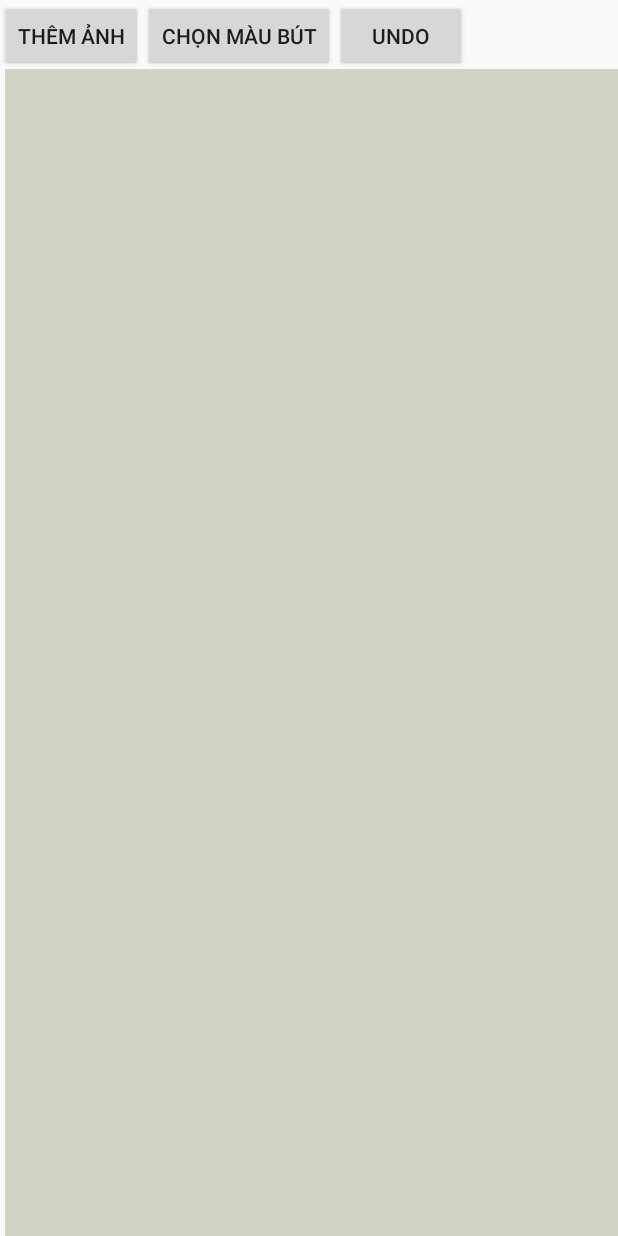
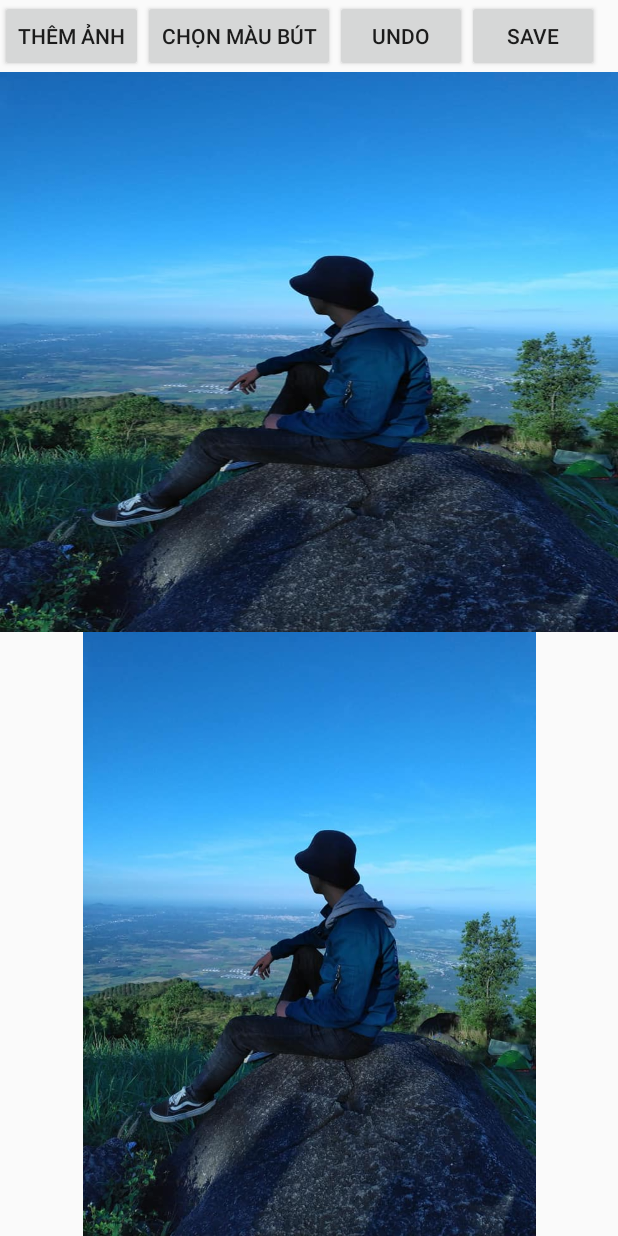
Before and after one commit to 1712916/doan_scan_android_nhom19, an Android app: the screen it shows after launch (MainActivity), after a tap on "UNDO", on a phone screen of 412 x 824 dp. Run offline under Robolectric (Android 15) with nearby library versions, the phone set to English and light mode, and no system bars; libraries missing offline, so code that uses them is left out: yuku.ambilwarna; 2 other taps on this screen came first.

Commit message:
Lưu những gì đã vẽ vào ảnh

```diff
--- a/1712916/ScanFingerDraw/app/src/main/java/com/example/scanfingerdraw/DrawingView.java
+++ b/1712916/ScanFingerDraw/app/src/main/java/com/example/scanfingerdraw/DrawingView.java
@@ -1,4 +1,4 @@
-package com.example.scanfingerdraw;
+package com.example.draw;
 
 import android.content.Context;
 import android.graphics.Bitmap;
@@ -18,12 +18,12 @@ public class DrawingView extends View {
 
 
     public int width;
-    public  int height;
-    private int mcolor= Color.BLACK;
+    public int height;
+    private int mcolor = Color.BLACK;
     Context context;
     public Paint mPaint = initPaint(mcolor); //doi tuong de ve
     private Path mPath;
-    private Bitmap mBitmap;
+    private Bitmap mBitmap; //luu giu be mat duoc ve len
     private Canvas mCanvas;
 
     //  private Paint   mBitmapPaint;
@@ -32,10 +32,11 @@ public class DrawingView extends View {
     private Path circlePath;
 
     private ArrayList<Path> paths = new ArrayList<Path>();
-    private ArrayList<Paint> paints=new ArrayList<Paint>();
+    private ArrayList<Paint> paints = new ArrayList<Paint>();
+
     public DrawingView(Context c) {
         super(c);
-        context=c;
+        context = c;
         mPath = new Path();
         //mBitmapPaint = new Paint(Paint.DITHER_FLAG);
 
@@ -67,12 +68,11 @@ public class DrawingView extends View {
         //canvas.drawCircle(50,50,50,mBitmapPaint); //new add
         //canvas.drawBitmap( mBitmap, 0, 0, mPaint);
 
-        for(int i=0;i<paths.size();i++)
-        {
-            canvas.drawPath(paths.get(i),paints.get(i));
+        for (int i = 0; i < paths.size(); i++) {
+            canvas.drawPath(paths.get(i), paints.get(i));
         }
-        canvas.drawPath( mPath,  mPaint);
-        canvas.drawPath( circlePath,  circlePaint);
+        canvas.drawPath(mPath, mPaint);
+        canvas.drawPath(circlePath, circlePaint);
            /* for (Path p : paths){
                 canvas.drawPath(p, mPaint);
             }*/
@@ -97,7 +97,7 @@ public class DrawingView extends View {
              * điểm cuối là lúc nhấc tay ra
              * Hàm lineTo bên dưới nối hai điểm từ điểm cuối với điểm đầu
              * nên hàm quadTo xác định(điểm cuối) trong suốt quá trình tay mình rê trên màn hình*/
-            mPath.quadTo(mX, mY, (x + mX)/2, (y + mY)/2);
+            mPath.quadTo(mX, mY, (x + mX) / 2, (y + mY) / 2);
             mX = x;
             mY = y;
 
@@ -111,7 +111,7 @@ public class DrawingView extends View {
         mPath.lineTo(mX, mY); //nối hai điểm
         circlePath.reset();
         // commit the path to our offscreen //ghi nhận những gì đã vẽ, có nghĩa khi vẽ xong nó không có mất đi
-        mCanvas.drawPath(mPath,  mPaint);
+        mCanvas.drawPath(mPath, mPaint);
         // kill this so we don't double draw
 
         paths.add(mPath);
@@ -142,21 +142,19 @@ public class DrawingView extends View {
         return true;
     }
 
-    public void onClickUndo () {
-        if (paths.size()>0)
-        {
-            paths.remove(paths.size()-1);
-            paints.remove(paints.size()-1);
+    public void onClickUndo() {
+        if (paths.size() > 0) {
+            paths.remove(paths.size() - 1);
+            paints.remove(paints.size() - 1);
             invalidate();
-        }
-        else
-        {
+        } else {
 
         }
         //toast the user
     }
-    public Paint initPaint(int color){
-        Paint mPaint=new Paint();
+
+    public Paint initPaint(int color) {
+        Paint mPaint = new Paint();
         mPaint.setAntiAlias(true);
         mPaint.setDither(true);
         mPaint.setColor(color);
@@ -167,8 +165,8 @@ public class DrawingView extends View {
         return mPaint;
     }
 
-    public void openColorPicker(){
-        AmbilWarnaDialog colorPicker=new AmbilWarnaDialog(context, mcolor, new OnAmbilWarnaListener() {
+    public void openColorPicker() {
+        AmbilWarnaDialog colorPicker = new AmbilWarnaDialog(context, mcolor, new OnAmbilWarnaListener() {
             @Override
             public void onCancel(AmbilWarnaDialog dialog) {
 
@@ -177,11 +175,14 @@ public class DrawingView extends View {
             @Override
             public void onOk(AmbilWarnaDialog dialog, int color) {
 
-                mcolor=color;
-                mPaint=initPaint(mcolor);
+                mcolor = color;
+                mPaint = initPaint(mcolor);
             }
         });
         colorPicker.show();
     }
 
+    public Bitmap getmBitmap() {
+        return mBitmap;
+    }
 }
--- a/1712916/ScanFingerDraw/app/src/main/java/com/example/scanfingerdraw/MainActivity.java
+++ b/1712916/ScanFingerDraw/app/src/main/java/com/example/scanfingerdraw/MainActivity.java
@@ -1,32 +1,47 @@
 package com.example.scanfingerdraw;
-
-
+import androidx.appcompat.app.AppCompatActivity;
+import androidx.core.content.ContextCompat;
 
 import android.app.Activity;
+import android.graphics.Bitmap;
+import android.graphics.BitmapFactory;
+import android.graphics.Canvas;
+import android.graphics.drawable.BitmapDrawable;
 import android.os.Bundle;
 import android.view.View;
 import android.widget.Button;
+import android.widget.ImageView;
 import android.widget.LinearLayout;
 
-
-import yuku.ambilwarna.AmbilWarnaDialog;
-
 public class MainActivity extends Activity {
-    DrawingView dv ; //Nắm giữ các thuộc tính khi vẽ ở nơi được "chọn"
-
-    Button btnChooseColor,btnUndo;
-
+    com.example.draw.DrawingView dv ; //Nắm giữ các thuộc tính khi vẽ ở nơi được "chọn"
+    ImageView imgView;
+    Button btnChooseColor,btnUndo,btnThemAnh,btnSave;
+    Bitmap myImage ;
     @Override
     protected void onCreate(Bundle savedInstanceState) {
         super.onCreate(savedInstanceState);
         setContentView(R.layout.activity_main);
 
+
+        imgView=(ImageView)findViewById(R.id.img_view);
+        myImage= BitmapFactory.decodeResource(getResources(), R.drawable.win);
+
         //Set cac thuoc tinh va noi de ve
-        dv = new DrawingView(this);
-        LinearLayout mDrawingPad=(LinearLayout)findViewById(R.id.view_drawing_pad); //xác định vị trí được "chọn" để vẽ
+        dv = new com.example.draw.DrawingView(this);
+        final LinearLayout mDrawingPad=(LinearLayout)findViewById(R.id.abc); //xác định vị trí được "chọn" để vẽ
         mDrawingPad.addView(dv);
+        //mDrawingPad.addView(imgView);
         //************
-
+        btnThemAnh=(Button)findViewById(R.id.btnAddImg);
+        btnThemAnh.setOnClickListener(new View.OnClickListener() {
+            @Override
+            public void onClick(View v) {
+                mDrawingPad.setBackgroundResource(R.drawable.win);
+                // imgView.setImageResource(R.drawable.win);
+                imgView.setImageBitmap(myImage);
+            }
+        });
         btnChooseColor=(Button)findViewById(R.id.btnChooseColor);
         btnChooseColor.setOnClickListener(new View.OnClickListener() {
             @Override
@@ -42,6 +57,26 @@ public class MainActivity extends Activity {
                 dv.onClickUndo();
             }
         });
+        btnSave=(Button)findViewById(R.id.btnSave);
+        btnSave.setOnClickListener(new View.OnClickListener() {
+            @Override
+            public void onClick(View v) {
+
+                imgView.setImageBitmap(mergeToPin(myImage,dv.getmBitmap()));
+
+
+            }
+        });
 
     }
+    public static Bitmap mergeToPin(Bitmap back, Bitmap front) {
+        Bitmap result = Bitmap.createBitmap(back.getWidth(), back.getHeight(), back.getConfig());
+        Canvas canvas = new Canvas(result);
+        int widthBack = back.getWidth();
+        int widthFront = front.getWidth();
+        float move = (widthBack - widthFront) / 2;
+        canvas.drawBitmap(back, 0f, 0f, null);
+        canvas.drawBitmap(front, move, move, null);
+        return result;
+    }
 }
--- a/1712916/ScanFingerDraw/app/src/main/res/layout/activity_main.xml
+++ b/1712916/ScanFingerDraw/app/src/main/res/layout/activity_main.xml
@@ -26,30 +26,30 @@
             android:layout_width="wrap_content"
             android:layout_height="wrap_content"
             android:text="Undo" />
+        <Button
+            android:id="@+id/btnSave"
+            android:layout_width="wrap_content"
+            android:layout_height="wrap_content"
+            android:text="Save" />
+    </LinearLayout>
+
+    <LinearLayout
+        android:id="@+id/abc"
+        android:layout_width="match_parent"
+        android:layout_height="373dp"
+        android:orientation="vertical">
+
+
     </LinearLayout>
 
 
-    <LinearLayout
+    <ImageView
+        android:id="@+id/img_view"
         android:layout_width="match_parent"
-        android:layout_height="match_parent"
-        android:layout_alignParentStart="true"
-        android:layout_alignParentLeft="true"
-        android:layout_marginStart="3dp"
-        android:layout_marginLeft="3dp"
-        android:layout_marginTop="-2dp"
-        android:gravity="bottom"
-        android:orientation="vertical"
-        android:weightSum="1.0">
-
-        <LinearLayout
-            android:background="#D3D3C5"
-            android:id="@+id/view_drawing_pad"
-            android:layout_width="match_parent"
-            android:layout_height="match_parent"
-            android:orientation="horizontal">
+        android:layout_height="match_parent">
+    </ImageView>
 
 
-        </LinearLayout>
 
-    </LinearLayout>
+
 </LinearLayout>
```
Also changed, not shown: 1712916/ScanFingerDraw/app/src/main/res/drawable/win.jpg (added).
